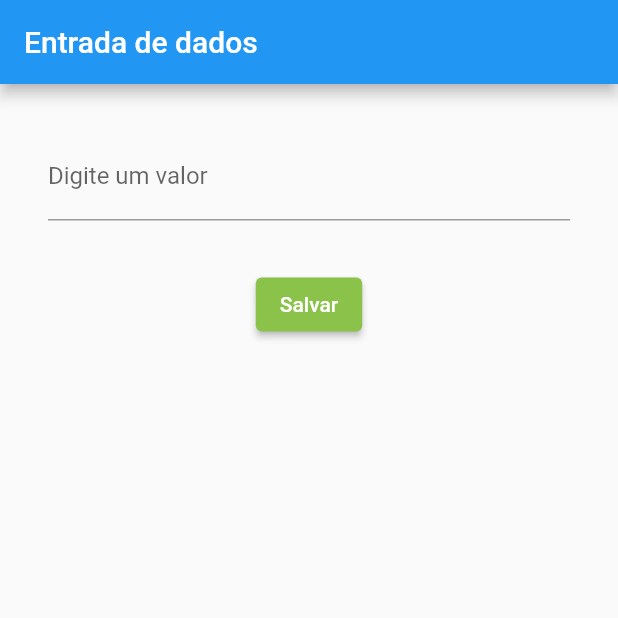
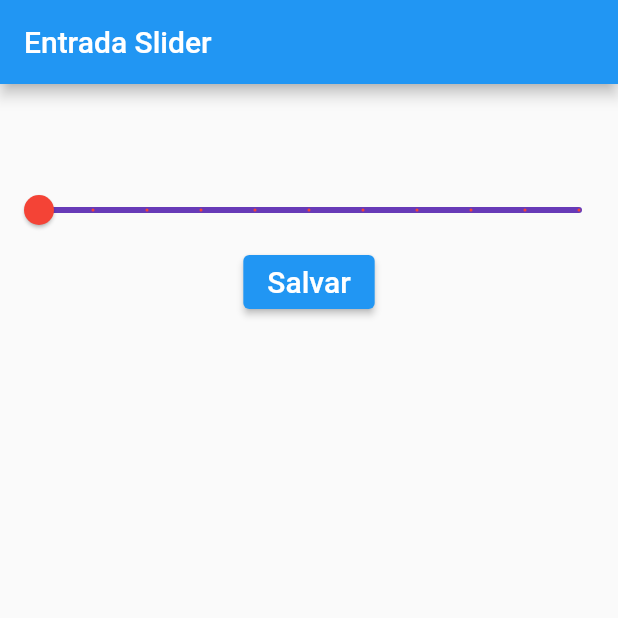
Before and after one commit to brunoconnect/entrada-dados, a Flutter app: the screen it shows after launch, after a tap on "Salvar", on a phone screen of 412 x 824 dp, the top half of it. Run offline on Flutter 3.47's test engine with Material 2 defaults, Android fonts, the phone set to English and light mode, and no system bars.

Commit message:
checkbox, radiobutton, slider, switch

```diff
--- /dev/null
+++ b/lib/EntradaSlider.dart
@@ -0,0 +1,49 @@
+import 'package:flutter/material.dart';
+
+class EntradaSlider extends StatefulWidget {
+  const EntradaSlider({super.key});
+
+  @override
+  State<EntradaSlider> createState() => _EntradaSliderState();
+}
+
+class _EntradaSliderState extends State<EntradaSlider> {
+  double _valor = 0;
+  String label = "0";
+  @override
+  Widget build(BuildContext context) {
+    return Scaffold(
+      appBar: AppBar(
+        title: Text("Entrada Slider"),
+      ),
+      body: Container(
+        padding: EdgeInsets.only(top: 60),
+        child: Column(children: [
+          Slider(
+              value: _valor,
+              min: 0,
+              max: 10,
+              label: label,
+              divisions: 10,
+              activeColor: Colors.red,
+              inactiveColor: Colors.deepPurple,
+              onChanged: (double novoValor) {
+                setState(() {
+                  _valor = novoValor;
+                  label = novoValor.toString();
+                });
+                // print("Valor selecionado: " + novoValor.toString());
+              }),
+          ElevatedButton(
+              child: Text(
+                "Salvar",
+                style: TextStyle(fontSize: 20),
+              ),
+              onPressed: () {
+                print("Valor selecionado: " + _valor.toString());
+              }),
+        ]),
+      ),
+    );
+  }
+}
--- a/lib/main.dart
+++ b/lib/main.dart
@@ -1,8 +1,15 @@
 import 'package:entrada_dados/CampoTexto.dart';
+import 'package:entrada_dados/EntradaCheckbox.dart';
+import 'package:entrada_dados/EntradaRadioButton.dart';
+import 'package:entrada_dados/EntradaSlider.dart';
+import 'package:entrada_dados/EntradaSwitch.dart';
 import 'package:flutter/material.dart';
 
 void main() {
   runApp(MaterialApp(
-    home: CampoTexto(),
-  ));
+      // home: CampoTexto(),
+      // home: EntradaCheckbox(),
+      // home: EntradaRadioButton()
+      // home: EntradaSwitch()
+      home: EntradaSlider()));
 }
```
Also changed, not shown: lib/EntradaCheckbox.dart (added, +72 -0 lines), lib/EntradaRadioButton.dart (added, +85 -0 lines), lib/EntradaSwitch.dart (added, +79 -0 lines).
